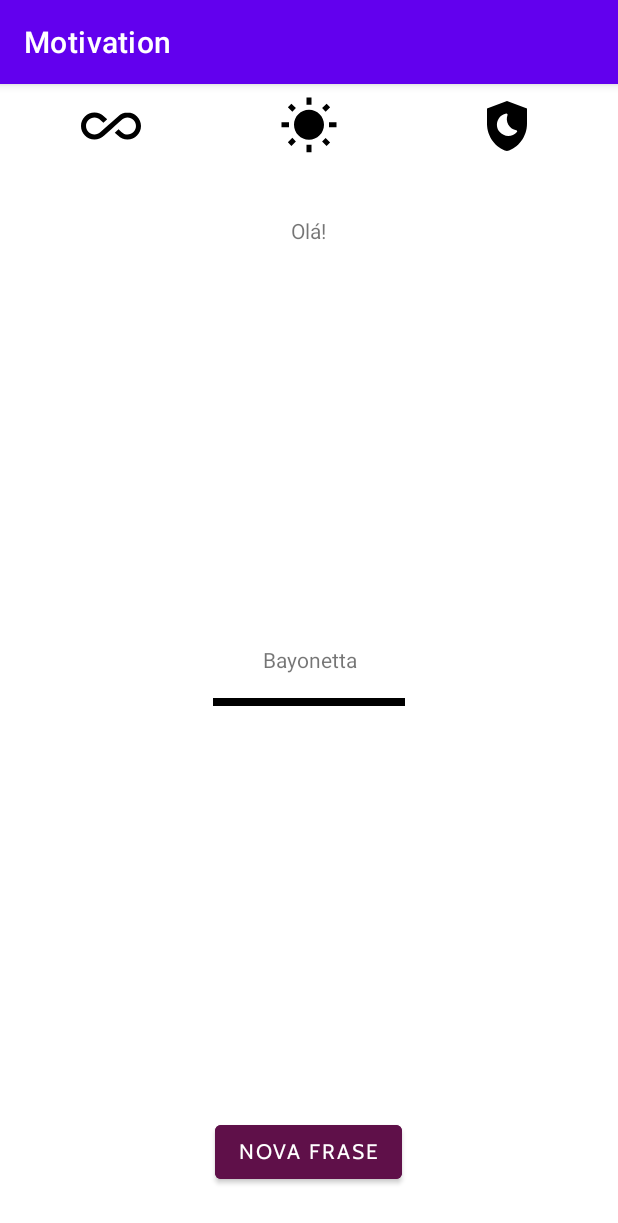
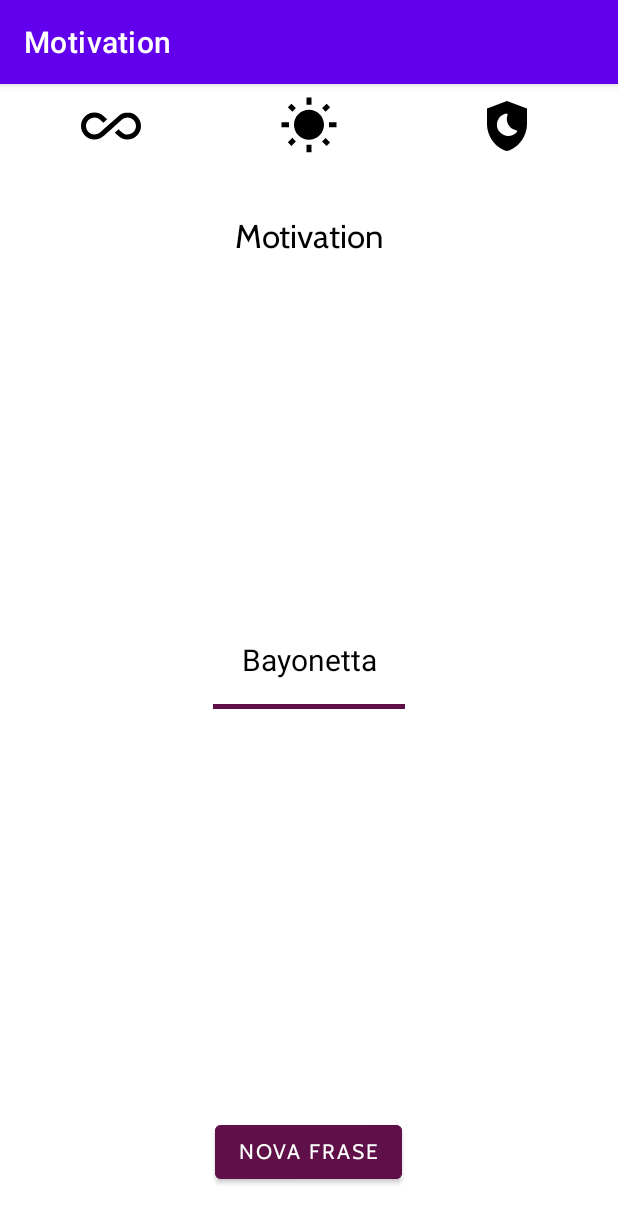
Before and after one commit to MikhaelVinicius/AppKotlinFrasesBayonetta, an Android app: the screen it shows after launch (MainActivity), on a phone screen of 412 x 824 dp. Shown: the top 1223 px of the screen. Run offline under Robolectric (Android 15) with nearby library versions, the phone set to English and light mode, and no system bars.

Commit message:
Styles do view e textview criados

```diff
--- a/app/src/main/res/layout/activity_main.xml
+++ b/app/src/main/res/layout/activity_main.xml
@@ -32,7 +32,10 @@
      </LinearLayout>
 
     <TextView
-        android:text="Olá!"
+        android:textColor="@color/black"
+        android:fontFamily="@font/cabin"
+        android:text="@string/app_name"
+        android:textSize="22sp"
         android:layout_marginTop="32dp"
         android:layout_centerHorizontal="true"
         android:layout_below="@id/linear_menu"
@@ -41,6 +44,10 @@
 
     <TextView
         android:id="@+id/frase"
+        android:elevation="5dp"
+        android:textColor="@color/black"
+        android:textSize="20sp"
+
         android:layout_width="match_parent"
         android:layout_centerInParent="true"
         android:text="Bayonetta"
@@ -48,11 +55,12 @@
         android:gravity="center"
         android:layout_height="wrap_content"/>
     <View
+        android:backgroundTint="@color/dark_purple"
         android:background="@color/black"
         android:layout_width="128dp"
         android:layout_below="@id/frase"
         android:layout_centerHorizontal="true"
-        android:layout_height="5dp" />
+        android:layout_height="3dp" />
 
     <Button
         android:fontFamily="@font/cabin"
```
